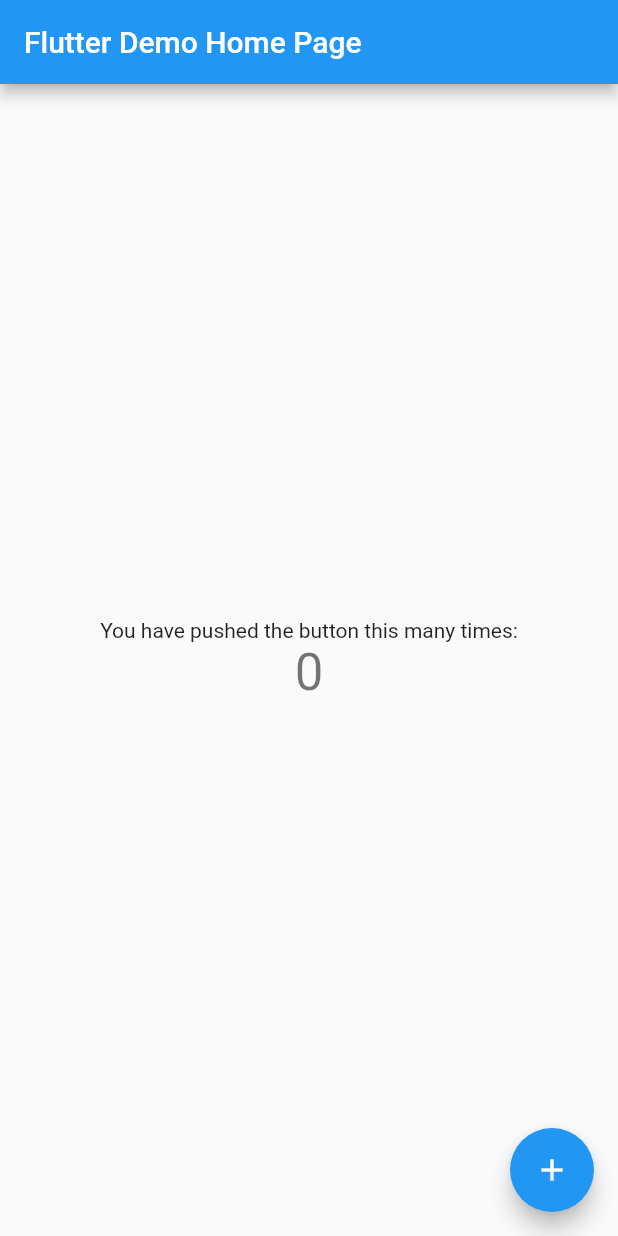
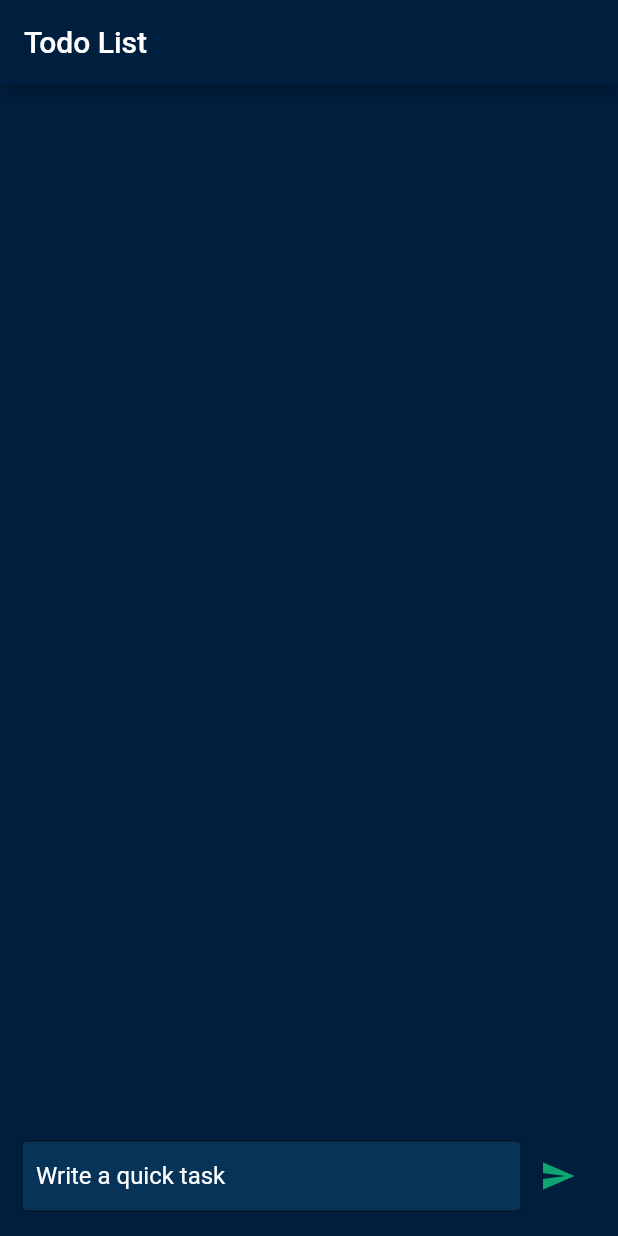
Before and after one commit to BelenStar/TODO-App, a Flutter app: the screen it shows after launch, on a phone screen of 412 x 824 dp. Run offline on Flutter 3.47's test engine with Material 2 defaults, Android fonts, the phone set to English and light mode, and no system bars.

Commit message:
Adding textfield button

```diff
--- a/lib/main.dart
+++ b/lib/main.dart
@@ -1,115 +1,6 @@
 import 'package:flutter/material.dart';
+import 'package:todo_app/src/app.dart';
 
 void main() {
-  runApp(const MyApp());
+  runApp( MyApp());
 }
-
-class MyApp extends StatelessWidget {
-  const MyApp({Key? key}) : super(key: key);
-
-  // This widget is the root of your application.
-  @override
-  Widget build(BuildContext context) {
-    return MaterialApp(
-      title: 'Flutter Demo',
-      theme: ThemeData(
-        // This is the theme of your application.
-        //
-        // Try running your application with "flutter run". You'll see the
-        // application has a blue toolbar. Then, without quitting the app, try
-        // changing the primarySwatch below to Colors.green and then invoke
-        // "hot reload" (press "r" in the console where you ran "flutter run",
-        // or simply save your changes to "hot reload" in a Flutter IDE).
-        // Notice that the counter didn't reset back to zero; the application
-        // is not restarted.
-        primarySwatch: Colors.blue,
-      ),
-      home: const MyHomePage(title: 'Flutter Demo Home Page'),
-    );
-  }
-}
-
-class MyHomePage extends StatefulWidget {
-  const MyHomePage({Key? key, required this.title}) : super(key: key);
-
-  // This widget is the home page of your application. It is stateful, meaning
-  // that it has a State object (defined below) that contains fields that affect
-  // how it looks.
-
-  // This class is the configuration for the state. It holds the values (in this
-  // case the title) provided by the parent (in this case the App widget) and
-  // used by the build method of the State. Fields in a Widget subclass are
-  // always marked "final".
-
-  final String title;
-
-  @override
-  State<MyHomePage> createState() => _MyHomePageState();
-}
-
-class _MyHomePageState extends State<MyHomePage> {
-  int _counter = 0;
-
-  void _incrementCounter() {
-    setState(() {
-      // This call to setState tells the Flutter framework that something has
-      // changed in this State, which causes it to rerun the build method below
-      // so that the display can reflect the updated values. If we changed
-      // _counter without calling setState(), then the build method would not be
-      // called again, and so nothing would appear to happen.
-      _counter++;
-    });
-  }
-
-  @override
-  Widget build(BuildContext context) {
-    // This method is rerun every time setState is called, for instance as done
-    // by the _incrementCounter method above.
-    //
-    // The Flutter framework has been optimized to make rerunning build methods
-    // fast, so that you can just rebuild anything that needs updating rather
-    // than having to individually change instances of widgets.
-    return Scaffold(
-      appBar: AppBar(
-        // Here we take the value from the MyHomePage object that was created by
-        // the App.build method, and use it to set our appbar title.
-        title: Text(widget.title),
-      ),
-      body: Center(
-        // Center is a layout widget. It takes a single child and positions it
-        // in the middle of the parent.
-        child: Column(
-          // Column is also a layout widget. It takes a list of children and
-          // arranges them vertically. By default, it sizes itself to fit its
-          // children horizontally, and tries to be as tall as its parent.
-          //
-          // Invoke "debug painting" (press "p" in the console, choose the
-          // "Toggle Debug Paint" action from the Flutter Inspector in Android
-          // Studio, or the "Toggle Debug Paint" command in Visual Studio Code)
-          // to see the wireframe for each widget.
-          //
-          // Column has various properties to control how it sizes itself and
-          // how it positions its children. Here we use mainAxisAlignment to
-          // center the children vertically; the main axis here is the vertical
-          // axis because Columns are vertical (the cross axis would be
-          // horizontal).
-          mainAxisAlignment: MainAxisAlignment.center,
-          children: <Widget>[
-            const Text(
-              'You have pushed the button this many times:',
-            ),
-            Text(
-              '$_counter',
-              style: Theme.of(context).textTheme.headline4,
-            ),
-          ],
-        ),
-      ),
-      floatingActionButton: FloatingActionButton(
-        onPressed: _incrementCounter,
-        tooltip: 'Increment',
-        child: const Icon(Icons.add),
-      ), // This trailing comma makes auto-formatting nicer for build methods.
-    );
-  }
-}
--- /dev/null
+++ b/lib/src/app.dart
@@ -0,0 +1,15 @@
+import 'package:flutter/material.dart';
+import 'package:todo_app/src/pages/todo_page.dart';
+
+
+class MyApp extends StatelessWidget {
+
+  @override
+  Widget build(BuildContext context) {
+    return MaterialApp(
+      debugShowCheckedModeBanner: false,
+      home: Center(
+        child: TodoPage()),
+      );
+  }
+}
--- /dev/null
+++ b/lib/src/pages/todo_page.dart
@@ -0,0 +1,50 @@
+import 'package:flutter/material.dart';
+
+class TodoPage extends StatefulWidget {
+  @override
+   createState() => _TodoPageState();
+}
+
+class _TodoPageState extends State<TodoPage> {
+
+  @override
+  Widget build(BuildContext context) {
+    return Scaffold(
+      backgroundColor:Color(0xFF001f3f) ,
+      appBar: AppBar(
+        title: Text('Todo List'),
+        backgroundColor: Color(0xFF001f3f),
+      ),
+      body:  ListView(
+        children: [ ],
+      ) ,
+      floatingActionButton: _textFieldButton()
+  );
+  }
+
+  Widget _textFieldButton(){
+    return Row(mainAxisAlignment: MainAxisAlignment.center,
+        children: [
+          SizedBox(width: 30.0),
+          Expanded(
+            child: TextField(
+                 decoration: InputDecoration(
+                contentPadding: EdgeInsets.symmetric(vertical: 5.0, horizontal: 10.0),
+                  border: OutlineInputBorder(),
+                 hintText: 'Write a quick task',
+                 hintStyle:TextStyle(color: Colors.white),
+               fillColor: Color(0xFF083358),
+               filled: true
+                ),
+           )
+    ),
+    IconButton(
+      onPressed:  () => {},
+      icon: Icon(Icons.send),
+      color: Color(0xFF0da574),
+      )],
+
+    );
+
+  }
+}
--- /dev/null
+++ b/lib/src/styles/styles.dart
@@ -0,0 +1 @@
+//import 'package:flutter/material.dart';
--- a/pubspec.yaml
+++ b/pubspec.yaml
@@ -29,6 +29,8 @@ environment:
 dependencies:
   flutter:
     sdk: flutter
+    google_fonts: ^2.1.0
+
 
 
   # The following adds the Cupertino Icons font to your application.
```
Also changed, not shown: lib/src/pages/todo_page copy.dart (added, +74 -0 lines).
